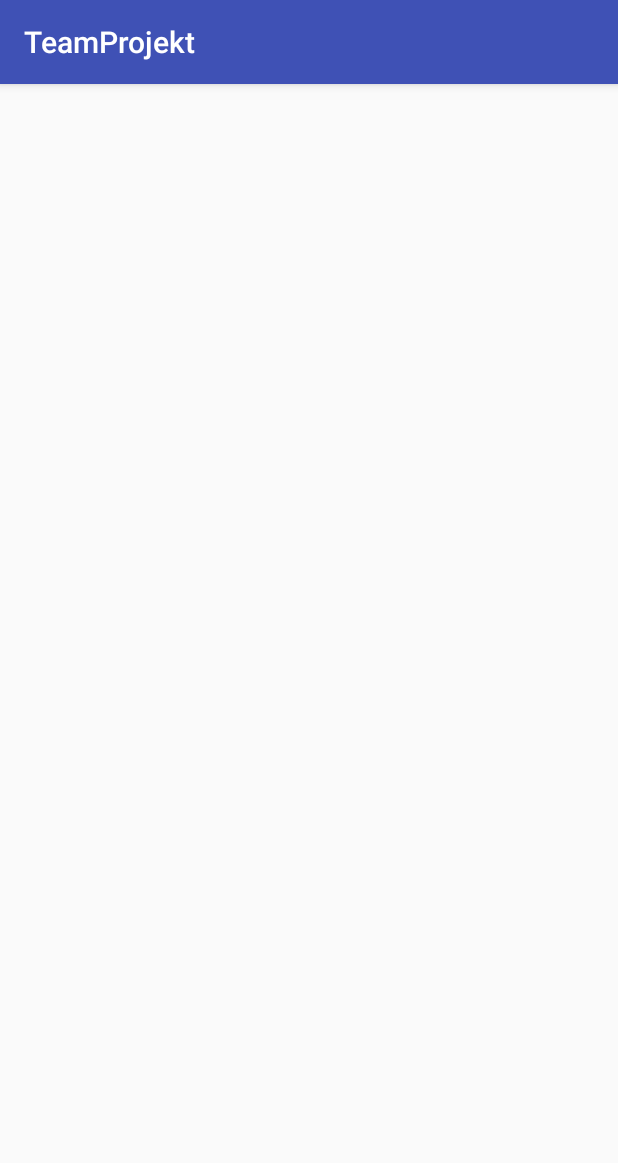
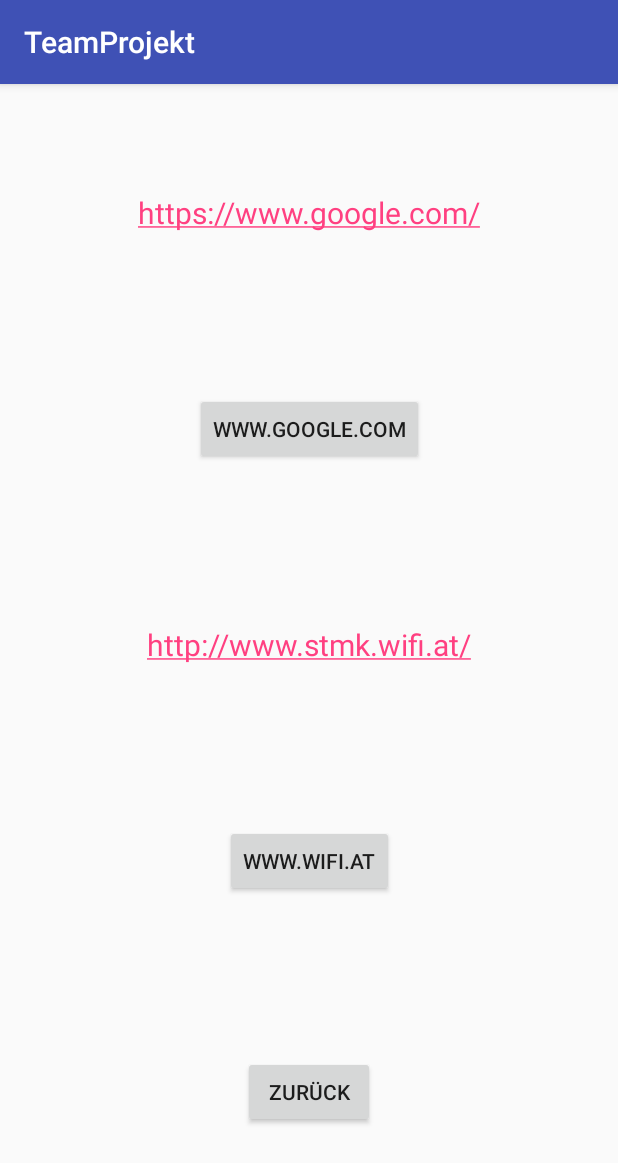
Before and after one commit to AlexZoehrer1/TeamProjekt, an Android app: the WifiActivity screen opened directly, with no data from a screen before it, on a phone screen of 412 x 824 dp. Shown: the top 1163 px of the screen. Run offline under Robolectric (Android 15) with nearby library versions, the phone set to English and light mode, and no system bars.

Commit message:
übung 1 fertig

```diff
--- a/app/src/main/AndroidManifest.xml
+++ b/app/src/main/AndroidManifest.xml
@@ -19,7 +19,16 @@
         <activity android:name=".uebung2.SecondActivity" />
         <activity android:name=".uebung4.SquareActivity" />
         <activity android:name=".uebung4.Square2Activity" />
-        <activity android:name=".uebung1.WifiActivity" />
+        <activity android:name=".uebung1.WifiActivity">
+            <intent-filter>
+                <action android:name="android.intent.action.VIEW" />
+                <data android:scheme="http"/>
+                <data android:host="www.stmk.wifi.at"/>
+                <!--android:host="stmk.wifi.at"-->
+                <category android:name="android.intent.category.DEFAULT" />
+                <category android:name="android.intent.category.BROWSABLE" />
+            </intent-filter>
+        </activity>
         <activity android:name=".uebung2.ThirdActivity" />
         <activity android:name=".uebung3.SendBroadcastActivity" />
 
--- a/app/src/main/java/at/wifi/swdev/teamprojekt/uebung1/WifiActivity.java
+++ b/app/src/main/java/at/wifi/swdev/teamprojekt/uebung1/WifiActivity.java
@@ -1,8 +1,12 @@
 package at.wifi.swdev.teamprojekt.uebung1;
 
+import android.content.Intent;
+import android.net.Uri;
 import android.support.v7.app.AppCompatActivity;
 import android.os.Bundle;
+import android.view.View;
 
+import at.wifi.swdev.teamprojekt.MainActivity;
 import at.wifi.swdev.teamprojekt.R;
 
 public class WifiActivity extends AppCompatActivity {
@@ -12,4 +16,19 @@ public class WifiActivity extends AppCompatActivity {
         super.onCreate(savedInstanceState);
         setContentView(R.layout.activity_wifi);
     }
+
+    public void zurückMain(View view) {
+        Intent intent = new Intent(this, MainActivity.class);
+        startActivity(intent);
+    }
+
+    public void goGoogle(View view) {
+        Intent intent = new Intent(Intent.ACTION_VIEW, Uri.parse("http://www.google.com"));
+        startActivity(intent);
+    }
+
+    public void goWifi(View view) {
+        Intent intent = new Intent(Intent.ACTION_VIEW, Uri.parse("http://www.stmk.wifi.at/"));
+        startActivity(intent);
+    }
 }
--- a/app/src/main/res/layout/activity_wifi.xml
+++ b/app/src/main/res/layout/activity_wifi.xml
@@ -6,4 +6,76 @@
     android:layout_height="match_parent"
     tools:context=".uebung1.WifiActivity">
 
+    <Button
+        android:id="@+id/button6"
+        android:layout_width="wrap_content"
+        android:layout_height="wrap_content"
+        android:layout_marginBottom="72dp"
+        android:layout_marginEnd="8dp"
+        android:layout_marginStart="8dp"
+        android:text="zurück"
+        app:layout_constraintBottom_toBottomOf="parent"
+        app:layout_constraintEnd_toEndOf="parent"
+        app:layout_constraintStart_toStartOf="parent"
+        android:onClick="zurückMain"/>
+
+    <TextView
+        android:id="@+id/textView5"
+        android:textSize="20sp"
+        android:layout_width="wrap_content"
+        android:layout_height="wrap_content"
+        android:layout_marginEnd="8dp"
+        android:layout_marginStart="8dp"
+        android:layout_marginTop="72dp"
+        android:text="https://www.google.com/"
+        app:layout_constraintEnd_toEndOf="parent"
+        app:layout_constraintStart_toStartOf="parent"
+        app:layout_constraintTop_toTopOf="parent"
+        android:autoLink="web"/>
+
+    <TextView
+        android:id="@+id/textView6"
+        android:textSize="20sp"
+        android:layout_width="wrap_content"
+        android:layout_height="wrap_content"
+        android:layout_marginBottom="8dp"
+        android:layout_marginEnd="8dp"
+        android:layout_marginStart="8dp"
+        android:layout_marginTop="8dp"
+        android:text="http://www.stmk.wifi.at/"
+        app:layout_constraintBottom_toTopOf="@+id/button6"
+        app:layout_constraintEnd_toEndOf="parent"
+        app:layout_constraintStart_toStartOf="parent"
+        app:layout_constraintTop_toBottomOf="@+id/textView5"
+        android:autoLink="web"/>
+
+    <Button
+        android:id="@+id/button8"
+        android:layout_width="wrap_content"
+        android:layout_height="wrap_content"
+        android:layout_marginBottom="8dp"
+        android:layout_marginEnd="8dp"
+        android:layout_marginStart="8dp"
+        android:layout_marginTop="8dp"
+        android:onClick="goGoogle"
+        android:text="www.google.com"
+        app:layout_constraintBottom_toTopOf="@+id/textView6"
+        app:layout_constraintEnd_toEndOf="parent"
+        app:layout_constraintStart_toStartOf="parent"
+        app:layout_constraintTop_toBottomOf="@+id/textView5" />
+
+    <Button
+        android:id="@+id/button9"
+        android:onClick="goWifi"
+        android:layout_width="wrap_content"
+        android:layout_height="wrap_content"
+        android:layout_marginBottom="8dp"
+        android:layout_marginEnd="8dp"
+        android:layout_marginStart="8dp"
+        android:layout_marginTop="8dp"
+        android:text="www.wifi.at"
+        app:layout_constraintBottom_toTopOf="@+id/button6"
+        app:layout_constraintEnd_toEndOf="parent"
+        app:layout_constraintStart_toStartOf="parent"
+        app:layout_constraintTop_toBottomOf="@+id/textView6" />
 </android.support.constraint.ConstraintLayout>
```
